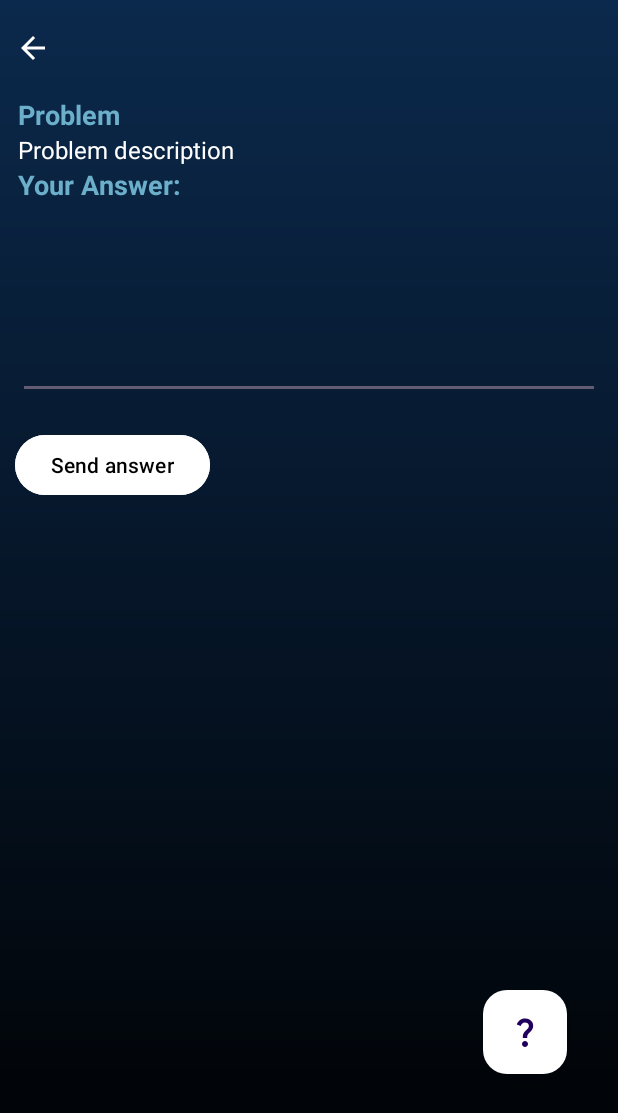
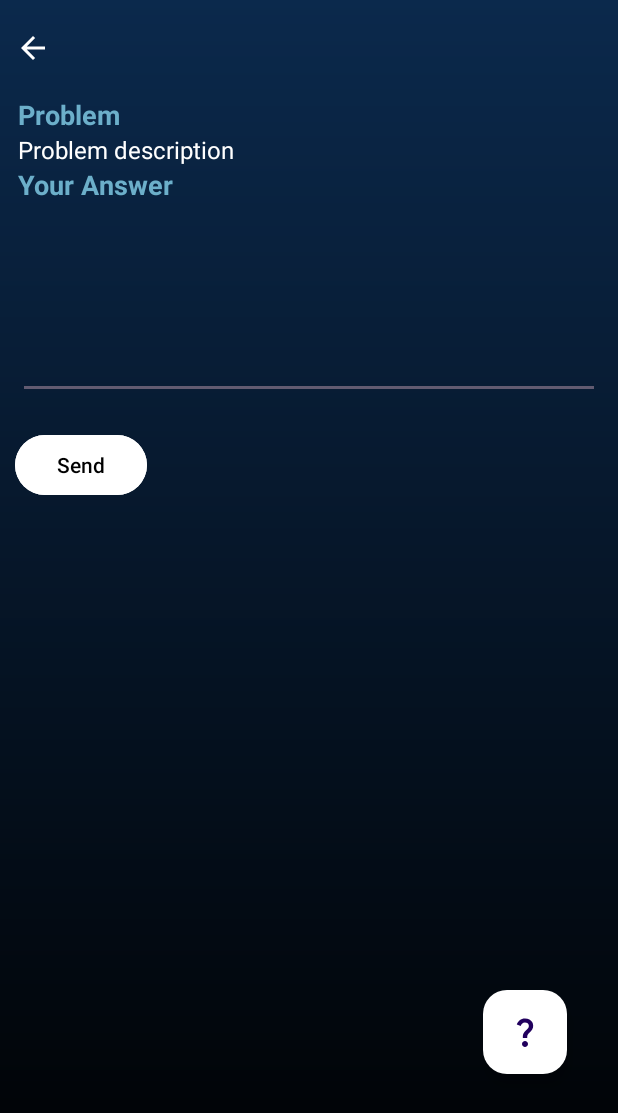
Before and after one commit to Gten71/Support_app, an Android app: the RespondActivity screen opened directly, with no data from a screen before it, on a phone screen of 412 x 824 dp. Shown: the top 1113 px of the screen. Run offline under Robolectric (Android 15) with nearby library versions, the phone set to English and light mode, and no system bars; our stand-ins replace Firebase (no records; nobody signed in at launch, a user with empty details on screens opened directly); 4 statements that could not run were skipped.

Commit message:
complete main traslate to ru

```diff
--- a/app/src/main/java/com/example/myapplication/EmployerScreen/EmployerActivity.kt
+++ b/app/src/main/java/com/example/myapplication/EmployerScreen/EmployerActivity.kt
@@ -23,7 +23,7 @@ class EmployerActivity : AppCompatActivity() {
         setContentView(R.layout.activity_employer)
 
         recyclerView = findViewById(R.id.recyclerViewProblems)
-        problemAdapter = ProblemAdapter(problemList)
+        problemAdapter = ProblemAdapter(this,problemList)
         recyclerView.adapter = problemAdapter
         recyclerView.layoutManager = LinearLayoutManager(this)
         val btnExit = findViewById<FloatingActionButton>(R.id.btnExit)
--- a/app/src/main/res/layout/activity_employer.xml
+++ b/app/src/main/res/layout/activity_employer.xml
@@ -11,7 +11,7 @@
         android:id="@+id/textView2"
         android:layout_width="wrap_content"
         android:layout_height="wrap_content"
-        android:text="User's Problem:"
+        android:text="@string/user_problem"
         android:textColor="#ffffff"
         android:textSize="24sp"
         android:textStyle="bold"
--- a/app/src/main/res/layout/activity_employer_question.xml
+++ b/app/src/main/res/layout/activity_employer_question.xml
@@ -40,7 +40,7 @@
         android:layout_marginTop="4dp"
         android:layout_marginStart="10dp"
         android:layout_marginEnd="10dp"
-        android:text="The main screen shows the problems that users ask by selecting the one you want to answer, click on it and you have an expanded this problem and there you can also answer this problem"
+        android:text="@string/questextemp"
         android:textColor="#ffffff"
         android:textSize="18dp"
         app:layout_constraintEnd_toEndOf="parent"
@@ -64,10 +64,10 @@
         android:id="@+id/textView13"
         android:layout_width="wrap_content"
         android:layout_height="wrap_content"
-        android:layout_marginStart="0dp"
+        android:layout_marginStart="4dp"
         android:layout_marginTop="60dp"
         android:textColor="#FFFFFF"
-        android:text=" - Exit from account"
+        android:text="@string/exacc"
         app:layout_constraintStart_toEndOf="@+id/floatingActionButton3"
         app:layout_constraintTop_toBottomOf="@+id/textView5" />
 
--- a/app/src/main/res/layout/activity_respond.xml
+++ b/app/src/main/res/layout/activity_respond.xml
@@ -60,7 +60,7 @@
         android:id="@+id/textView"
         android:layout_width="match_parent"
         android:layout_height="wrap_content"
-        android:text="Your Answer:"
+        android:text="@string/answer"
         android:textColor="#6CAFCA"
         android:textSize="18sp"
         android:textStyle="bold"
@@ -91,7 +91,7 @@
         android:layout_marginTop="20dp"
         android:backgroundTint="#FFFFFF"
         android:textColor="#000000"
-        android:text="Send answer"
+        android:text="@string/send"
         app:layout_constraintStart_toStartOf="parent"
         app:layout_constraintTop_toBottomOf="@+id/etResponse" />
     <ImageView
```
Also changed, not shown: app/src/main/java/com/example/myapplication/Adapter/ProblemAdapter.kt (+4 -3 lines), app/src/main/res/values/strings.xml (+8 -0 lines), 2 other files.
